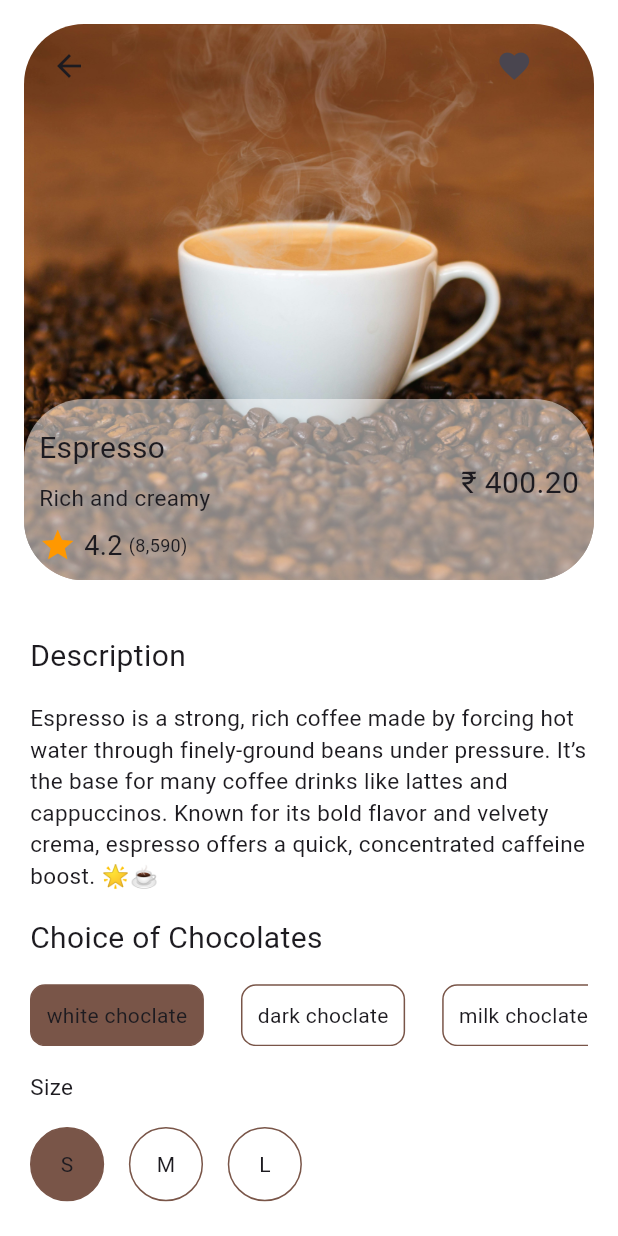
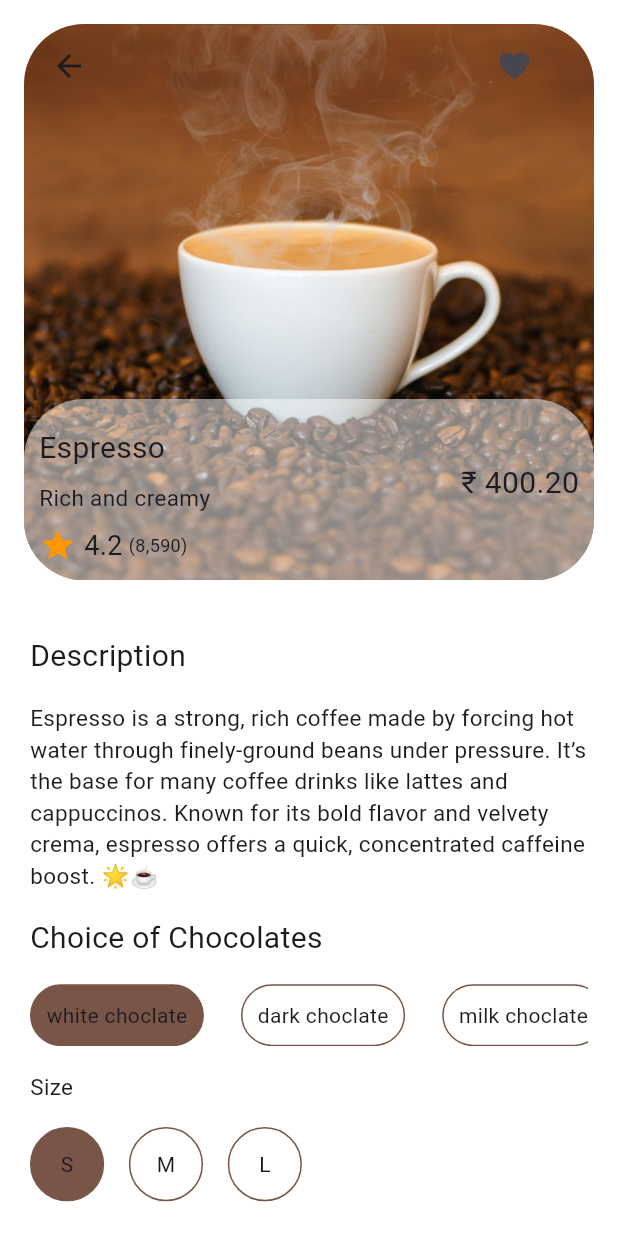
Before and after one commit to CSI-Trainee-2024/Task5_prince2331048, a Flutter app: the CoffeeDetailScreen screen opened directly with sample values from the repository, on a phone screen of 412 x 824 dp. Run offline on Flutter 3.47's test engine with Material 3 defaults, Android fonts, the phone set to English and light mode, and no system bars; network calls fail.

Commit message:
custmoizing ui

```diff
--- a/coffee_app_v2/lib/class and detail of coffe/coffee detail.dart
+++ b/coffee_app_v2/lib/class and detail of coffe/coffee detail.dart
@@ -185,7 +185,7 @@ class _CoffeeDetailScreenState extends State<CoffeeDetailScreen> {
                             padding: EdgeInsets.all(10),
                             decoration: BoxDecoration(
                               border: Border.all(color: Colors.brown),
-                              borderRadius: BorderRadius.circular(10),
+                              borderRadius: BorderRadius.circular(40),
                               color: selectedChocolateType == index
                                   ? Colors.brown
                                   : Colors.transparent,
@@ -238,7 +238,7 @@ class _CoffeeDetailScreenState extends State<CoffeeDetailScreen> {
                                         ? Colors.brown
                                         : Colors.transparent,
                                   ),
-                                  child: Text("S"),
+                                  child: const Text("S"),
                                 ),
                               ),
                               SizedBox(width: SizeConfig.screenWidth * 0.04),
@@ -259,7 +259,7 @@ class _CoffeeDetailScreenState extends State<CoffeeDetailScreen> {
                                         ? Colors.brown
                                         : Colors.transparent,
                                   ),
-                                  child: Text("M"),
+                                  child: const Text("M"),
                                 ),
                               ),
                               SizedBox(width: SizeConfig.screenWidth * 0.04),
@@ -280,7 +280,7 @@ class _CoffeeDetailScreenState extends State<CoffeeDetailScreen> {
                                         ? Colors.brown
                                         : Colors.transparent,
                                   ),
-                                  child: Text("L"),
+                                  child: const Text("L"),
                                 ),
                               ),
                             ],
```
Also changed, not shown: coffee_app_v2/lib/bottom navigation pages/home_screen.dart (+13 -7 lines), coffee_app_v2/lib/class and detail of coffe/resorces_list.dart (+0 -7 lines).
